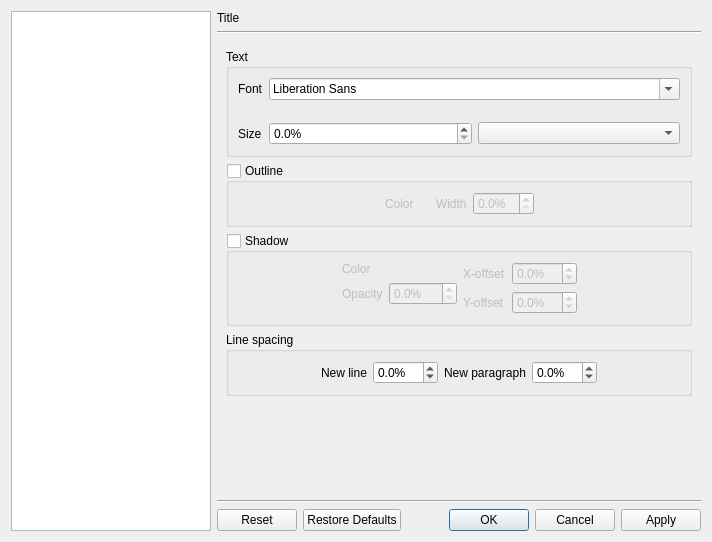
This is src/cmplayer/ui/prefdialog.ui in bylee20/bomi as Qt 5 draws it before an edit. The edited form follows.
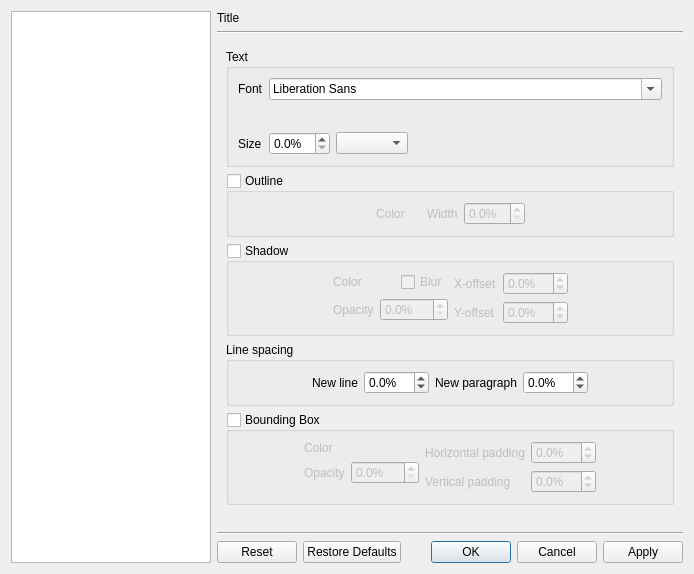
This is the edited form. The open tabs and pages were chosen to show the change. Icons and pictures are not drawn. Custom widgets are drawn as their Qt base class.

Commit message: * New: bounding box for subtitle * New: blur option for subtitle shadow * Fix: remove whitespaces at end of captions

```diff
--- a/src/cmplayer/ui/prefdialog.ui
+++ b/src/cmplayer/ui/prefdialog.ui
@@ -6,8 +6,8 @@
    <rect>
     <x>0</x>
     <y>0</y>
-    <width>712</width>
-    <height>542</height>
+    <width>694</width>
+    <height>574</height>
    </rect>
   </property>
   <property name="styleSheet">
@@ -1969,6 +1969,19 @@
               <item>
                <widget class="FontOptionWidget" name="sub_font_option" native="true"/>
               </item>
+              <item>
+               <spacer name="horizontalSpacer_22">
+                <property name="orientation">
+                 <enum>Qt::Horizontal</enum>
+                </property>
+                <property name="sizeHint" stdset="0">
+                 <size>
+                  <width>40</width>
+                  <height>20</height>
+                 </size>
+                </property>
+               </spacer>
+              </item>
              </layout>
             </item>
             <item row="2" column="0">
@@ -2006,6 +2019,19 @@
                 </property>
                </widget>
               </item>
+              <item>
+               <spacer name="horizontalSpacer_21">
+                <property name="orientation">
+                 <enum>Qt::Horizontal</enum>
+                </property>
+                <property name="sizeHint" stdset="0">
+                 <size>
+                  <width>40</width>
+                  <height>20</height>
+                 </size>
+                </property>
+               </spacer>
+              </item>
              </layout>
             </item>
            </layout>
@@ -2106,7 +2132,7 @@
            <property name="checked">
             <bool>false</bool>
            </property>
-           <layout class="QHBoxLayout" name="horizontalLayout_10">
+           <layout class="QHBoxLayout" name="horizontalLayout_20">
             <item>
              <spacer name="horizontalSpacer_11">
               <property name="orientation">
@@ -2133,20 +2159,31 @@
                </widget>
               </item>
               <item row="0" column="1">
-               <widget class="ColorSelectWidget" name="sub_shadow_color" native="true">
-                <property name="sizePolicy">
-                 <sizepolicy hsizetype="Preferred" vsizetype="Preferred">
-                  <horstretch>0</horstretch>
-                  <verstretch>0</verstretch>
-                 </sizepolicy>
-                </property>
-                <property name="minimumSize">
-                 <size>
-                  <width>10</width>
-                  <height>10</height>
-                 </size>
-                </property>
-               </widget>
+               <layout class="QHBoxLayout" name="horizontalLayout_10">
+                <item>
+                 <widget class="ColorSelectWidget" name="sub_shadow_color" native="true">
+                  <property name="sizePolicy">
+                   <sizepolicy hsizetype="Preferred" vsizetype="Preferred">
+                    <horstretch>0</horstretch>
+                    <verstretch>0</verstretch>
+                   </sizepolicy>
+                  </property>
+                  <property name="minimumSize">
+                   <size>
+                    <width>10</width>
+                    <height>10</height>
+                   </size>
+                  </property>
+                 </widget>
+                </item>
+                <item>
+                 <widget class="QCheckBox" name="sub_shadow_blur">
+                  <property name="text">
+                   <string>Blur</string>
+                  </property>
+                 </widget>
+                </item>
+               </layout>
               </item>
               <item row="1" column="0">
                <widget class="QLabel" name="label_24">
@@ -2169,6 +2206,9 @@
             </item>
             <item>
              <layout class="QFormLayout" name="formLayout_8">
+              <property name="fieldGrowthPolicy">
+               <enum>QFormLayout::AllNonFixedFieldsGrow</enum>
+              </property>
               <item row="0" column="0">
                <widget class="QLabel" name="label_8">
                 <property name="text">
@@ -2344,6 +2384,156 @@
            </layout>
           </widget>
          </item>
+         <item>
+          <widget class="QGroupBox" name="sub_bbox">
+           <property name="title">
+            <string>Bounding Box</string>
+           </property>
+           <property name="checkable">
+            <bool>true</bool>
+           </property>
+           <property name="checked">
+            <bool>false</bool>
+           </property>
+           <layout class="QHBoxLayout" name="horizontalLayout_19">
+            <item>
+             <spacer name="horizontalSpacer_18">
+              <property name="orientation">
+               <enum>Qt::Horizontal</enum>
+              </property>
+              <property name="sizeType">
+               <enum>QSizePolicy::Expanding</enum>
+              </property>
+              <property name="sizeHint" stdset="0">
+               <size>
+                <width>55</width>
+                <height>13</height>
+               </size>
+              </property>
+             </spacer>
+            </item>
+            <item>
+             <layout class="QFormLayout" name="formLayout_18">
+              <item row="0" column="0">
+               <widget class="QLabel" name="label_30">
+                <property name="text">
+                 <string>Color</string>
+                </property>
+               </widget>
+              </item>
+              <item row="0" column="1">
+               <widget class="ColorSelectWidget" name="sub_bbox_color" native="true">
+                <property name="sizePolicy">
+                 <sizepolicy hsizetype="Preferred" vsizetype="Preferred">
+                  <horstretch>0</horstretch>
+                  <verstretch>0</verstretch>
+                 </sizepolicy>
+                </property>
+                <property name="minimumSize">
+                 <size>
+                  <width>10</width>
+                  <height>10</height>
+                 </size>
+                </property>
+               </widget>
+              </item>
+              <item row="1" column="0">
+               <widget class="QLabel" name="label_34">
+                <property name="text">
+                 <string>Opacity</string>
+                </property>
+               </widget>
+              </item>
+              <item row="1" column="1">
+               <widget class="QDoubleSpinBox" name="sub_bbox_opacity">
+                <property name="suffix">
+                 <string notr="true">%</string>
+                </property>
+                <property name="decimals">
+                 <number>1</number>
+                </property>
+               </widget>
+              </item>
+             </layout>
+            </item>
+            <item>
+             <layout class="QFormLayout" name="formLayout_19">
+              <item row="0" column="0">
+               <widget class="QLabel" name="label_46">
+                <property name="text">
+                 <string>Horizontal padding</string>
+                </property>
+               </widget>
+              </item>
+              <item row="0" column="1">
+               <widget class="QDoubleSpinBox" name="sub_bbox_hpadding">
+                <property name="accelerated">
+                 <bool>true</bool>
+                </property>
+                <property name="suffix">
+                 <string notr="true">%</string>
+                </property>
+                <property name="decimals">
+                 <number>1</number>
+                </property>
+                <property name="minimum">
+                 <double>-99.000000000000000</double>
+                </property>
+                <property name="maximum">
+                 <double>99.000000000000000</double>
+                </property>
+                <property name="singleStep">
+                 <double>1.000000000000000</double>
+                </property>
+               </widget>
+              </item>
+              <item row="1" column="0">
+               <widget class="QLabel" name="label_48">
+                <property name="text">
+                 <string>Vertical padding</string>
+                </property>
+               </widget>
+              </item>
+              <item row="1" column="1">
+               <widget class="QDoubleSpinBox" name="sub_bbox_vpadding">
+                <property name="accelerated">
+                 <bool>true</bool>
+                </property>
+                <property name="suffix">
+                 <string notr="true">%</string>
+                </property>
+                <property name="decimals">
+                 <number>1</number>
+                </property>
+                <property name="minimum">
+                 <double>-99.000000000000000</double>
+                </property>
+                <property name="maximum">
+                 <double>99.000000000000000</double>
+                </property>
+                <property name="singleStep">
+                 <double>1.000000000000000</double>
+                </property>
+               </widget>
+              </item>
+             </layout>
+            </item>
+            <item>
+             <spacer name="horizontalSpacer_19">
+              <property name="orientation">
+               <enum>Qt::Horizontal</enum>
+              </property>
+              <property name="sizeHint" stdset="0">
+               <size>
+                <width>54</width>
+                <height>20</height>
+               </size>
+              </property>
+             </spacer>
+            </item>
+           </layout>
+          </widget>
+         </item>
          <item>
           <spacer name="verticalSpacer_4">
            <property name="orientation">
```
Left out of the diff: 2 changed lines with no effect on the pictures. The commit also changes 15 other files.
